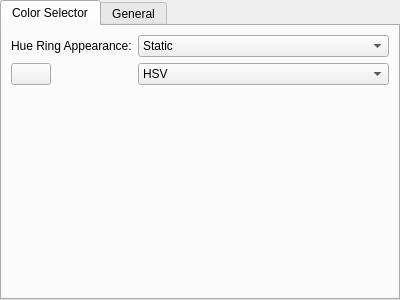
First picture: the form in plugins/dockers/widegamutcolorselector/WdgWGSelectorSettings.ui, repository KDE/krita, before the edit.
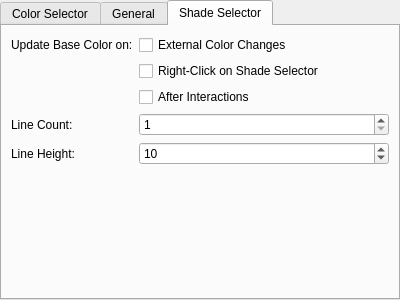
Second picture: the form after the edit. The open tabs and pages were chosen to show the change. Custom widgets are drawn as their Qt base class.

Commit message: Implement reading/writing configuration for the shade selector

What changed in the file:
```diff
--- a/plugins/dockers/widegamutcolorselector/WdgWGSelectorSettings.ui
+++ b/plugins/dockers/widegamutcolorselector/WdgWGSelectorSettings.ui
@@ -167,6 +167,75 @@
        </item>
       </layout>
      </widget>
+     <widget class="QWidget" name="tabShadeSelector">
+      <attribute name="title">
+       <string>Shade Selector</string>
+      </attribute>
+      <layout class="QFormLayout" name="formLayout_3">
+       <item row="0" column="0">
+        <widget class="QLabel" name="label_4">
+         <property name="text">
+          <string>Update Base Color on:</string>
+         </property>
+        </widget>
+       </item>
+       <item row="3" column="0">
+        <widget class="QLabel" name="label_5">
+         <property name="text">
+          <string>Line Count:</string>
+         </property>
+        </widget>
+       </item>
+       <item row="4" column="0">
+        <widget class="QLabel" name="label_6">
+         <property name="text">
+          <string>Line Height:</string>
+         </property>
+        </widget>
+       </item>
+       <item row="3" column="1">
+        <widget class="QSpinBox" name="shadeLineCount">
+         <property name="minimum">
+          <number>1</number>
+         </property>
+         <property name="maximum">
+          <number>10</number>
+         </property>
+        </widget>
+       </item>
+       <item row="4" column="1">
+        <widget class="QSpinBox" name="shadeLineHeight">
+         <property name="minimum">
+          <number>8</number>
+         </property>
+         <property name="value">
+          <number>10</number>
+         </property>
+        </widget>
+       </item>
+       <item row="0" column="1">
+        <widget class="QCheckBox" name="chkShadeSelUpdateExternal">
+         <property name="text">
+          <string>External Color Changes</string>
+         </property>
+        </widget>
+       </item>
+       <item row="1" column="1">
+        <widget class="QCheckBox" name="chkShadeSelUpdateOnRightClick">
+         <property name="text">
+          <string>Right-Click on Shade Selector</string>
+         </property>
+        </widget>
+       </item>
+       <item row="2" column="1">
+        <widget class="QCheckBox" name="chkShadeSelUpdateInteraction">
+         <property name="text">
+          <string>After Interactions</string>
+         </property>
+        </widget>
+       </item>
+      </layout>
+     </widget>
     </widget>
    </item>
   </layout>
```
The commit also changes 6 other files.
